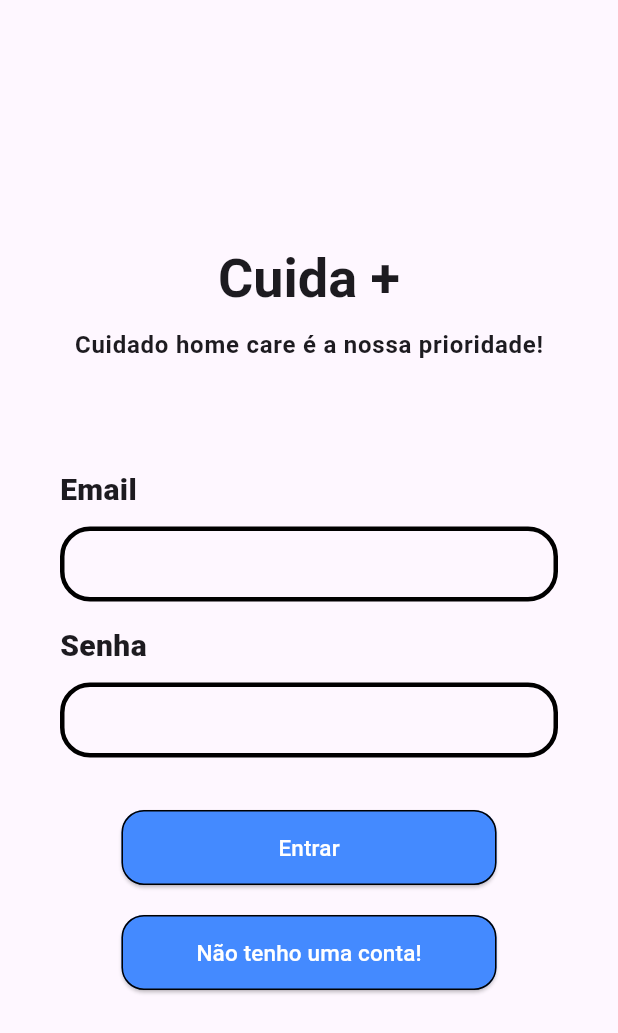
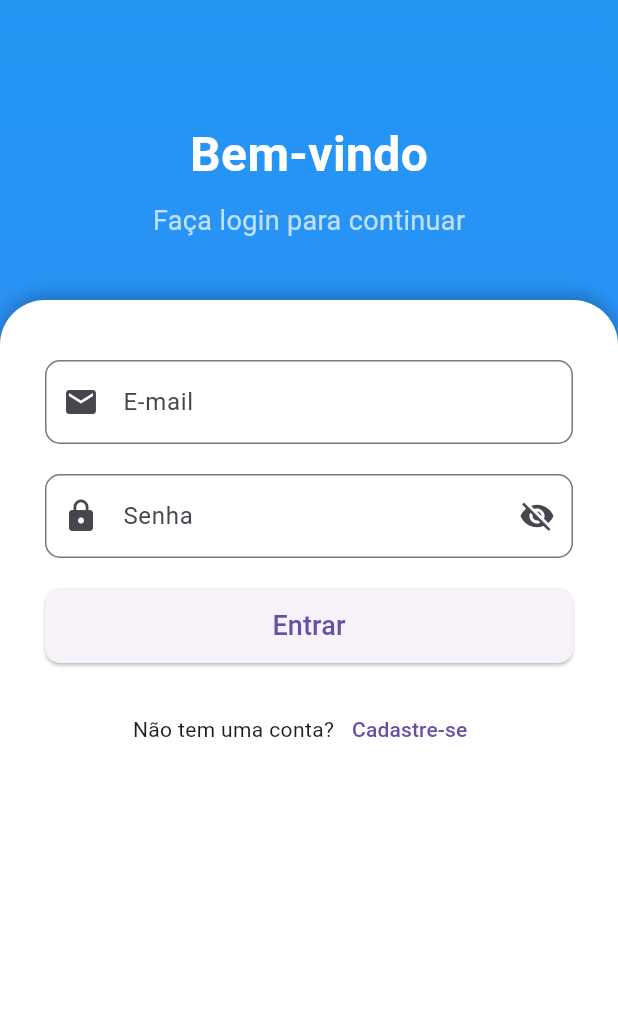
Before and after one commit to gianlucampos/cuida_mais_app, a Flutter app: the screen it shows after launch, on a phone screen of 412 x 824 dp. Shown: the top 1033 px of the screen. Run offline on Flutter 3.47's test engine with Material 3 defaults, Android fonts, the phone set to English and light mode, and no system bars.

Commit message:
Melhorando interface de login

```diff
--- a/lib/component/elevated_button_component.dart
+++ b/lib/component/elevated_button_component.dart
@@ -1,4 +1,3 @@
-import 'package:cuida_mais_app/core/app_colors.dart';
 import 'package:flutter/material.dart';
 
 Center elevatedButton(
--- a/lib/main.dart
+++ b/lib/main.dart
@@ -1,5 +1,5 @@
+import 'package:cuida_mais_app/pages/login/login_screen.dart';
 import 'package:flutter/material.dart';
-import 'package:cuida_mais_app/pages/login/login_page.dart';
 
 void main() {
   runApp(const MainApp());
@@ -10,9 +10,7 @@ class MainApp extends StatelessWidget {
 
   @override
   Widget build(BuildContext context) {
-    return MaterialApp(
-      debugShowCheckedModeBanner: false,
-      home: LoginPage()
-    );
+    return const MaterialApp(
+        debugShowCheckedModeBanner: false, home: LoginPage());
   }
 }
--- a/lib/pages/login/address_form_page.dart
+++ b/lib/pages/login/address_form_page.dart
@@ -1,6 +1,6 @@
 import 'package:cuida_mais_app/component/app_bar_component.dart';
 import 'package:cuida_mais_app/component/elevated_button_component.dart';
-import 'package:cuida_mais_app/pages/login/login_page.dart';
+import 'package:cuida_mais_app/pages/login/login_screen.dart';
 import 'package:flutter/material.dart';
 
 //TODO usar api de CEP dos correios pra já preencher automaticamente
@@ -126,7 +126,7 @@ class AddressFormPageState extends State<AddressFormPage> {
         const SnackBar(content: Text('Cadastro salvo com sucesso!')),
       );
       Navigator.push(
-          context, MaterialPageRoute(builder: (context) => LoginPage()));
+          context, MaterialPageRoute(builder: (context) => const LoginPage()));
     }
   }
 
--- a/lib/pages/login/login_page.dart
+++ /dev/null
@@ -1,66 +0,0 @@
-import 'package:cuida_mais_app/component/elevated_button_component.dart';
-import 'package:cuida_mais_app/component/input_text_component.dart';
-import 'package:cuida_mais_app/pages/home/home_page.dart';
-import 'package:cuida_mais_app/pages/login/account_form_page.dart';
-import 'package:flutter/material.dart';
-
-class LoginPage extends StatelessWidget {
-  LoginPage({super.key});
-
-  final _formKey = GlobalKey<FormState>();
-
-  @override
-  Widget build(BuildContext context) {
-    return Scaffold(
-      body: Padding(
-        padding: const EdgeInsets.symmetric(horizontal: 20, vertical: 40),
-        child: Column(
-          mainAxisAlignment: MainAxisAlignment.center,
-          children: [
-            Center(
-              child: Text(
-                'Cuida +',
-                style: Theme.of(context)
-                    .textTheme
-                    .displaySmall!
-                    .merge(const TextStyle(fontWeight: FontWeight.bold)),
-              ),
-            ),
-            const Divider(color: Colors.transparent, height: 10),
-            Center(
-              child: Text(
-                'Cuidado home care é a nossa prioridade!',
-                style: Theme.of(context)
-                    .textTheme
-                    .bodyLarge!
-                    .merge(const TextStyle(fontWeight: FontWeight.bold)),
-              ),
-            ),
-            const Divider(color: Colors.transparent, height: 50),
-            Padding(
-              padding: const EdgeInsets.symmetric(horizontal: 20, vertical: 20),
-              child: Form(
-                key: _formKey,
-                child: Column(
-                  children: [
-                    inputText(label: 'Email'),
-                    inputText(label: 'Senha'),
-                  ],
-                ),
-              ),
-            ),
-            elevatedButton(
-                label: 'Entrar',
-                onPressedAction: () => Navigator.push(context,
-                    MaterialPageRoute(builder: (context) => const HomePage()))),
-            const SizedBox(height: 20),
-            elevatedButton(
-                label: 'Não tenho uma conta!',
-                onPressedAction: () => Navigator.push(context,
-                    MaterialPageRoute(builder: (context) => const AccountFormPage()))),
-          ],
-        ),
-      ),
-    );
-  }
-}
--- /dev/null
+++ b/lib/pages/login/login_screen.dart
@@ -0,0 +1,172 @@
+import 'package:cuida_mais_app/pages/home/home_page.dart';
+import 'package:cuida_mais_app/pages/login/account_form_page.dart';
+import 'package:flutter/material.dart';
+
+class LoginPage extends StatefulWidget {
+  const LoginPage({super.key});
+
+  @override
+  LoginPageState createState() => LoginPageState();
+}
+
+class LoginPageState extends State<LoginPage> {
+  final _emailController = TextEditingController();
+  final _passwordController = TextEditingController();
+  final _formKey = GlobalKey<FormState>();
+  bool _isPasswordVisible = false;
+
+  @override
+  Widget build(BuildContext context) {
+    return Scaffold(
+      body: Container(
+        width: double.infinity,
+        decoration: const BoxDecoration(
+          gradient: LinearGradient(
+            colors: [Colors.blue, Colors.blueAccent],
+            begin: Alignment.topCenter,
+            end: Alignment.bottomCenter,
+          ),
+        ),
+        child: Column(
+          children: [
+            const SizedBox(height: 80),
+            const Text(
+              'Bem-vindo',
+              style: TextStyle(
+                color: Colors.white,
+                fontSize: 32,
+                fontWeight: FontWeight.bold,
+              ),
+            ),
+            const SizedBox(height: 8),
+            const Text(
+              'Faça login para continuar',
+              style: TextStyle(
+                color: Colors.white70,
+                fontSize: 18,
+              ),
+            ),
+            const SizedBox(height: 40),
+            Expanded(
+              child: Container(
+                padding: const EdgeInsets.symmetric(horizontal: 30, vertical: 20),
+                decoration: const BoxDecoration(
+                  color: Colors.white,
+                  borderRadius: BorderRadius.vertical(top: Radius.circular(30)),
+                  boxShadow: [
+                    BoxShadow(
+                      color: Colors.black26,
+                      blurRadius: 10,
+                      offset: Offset(0, -3),
+                    ),
+                  ],
+                ),
+                child: Form(
+                  key: _formKey,
+                  child: Column(
+                    children: [
+                      const SizedBox(height: 20),
+                      TextFormField(
+                        controller: _emailController,
+                        decoration: InputDecoration(
+                          labelText: 'E-mail',
+                          prefixIcon: const Icon(Icons.email),
+                          border: OutlineInputBorder(
+                            borderRadius: BorderRadius.circular(10),
+                          ),
+                        ),
+                        keyboardType: TextInputType.emailAddress,
+                        validator: (value) {
+                          if (value == null || value.isEmpty) {
+                            return 'Por favor, insira o e-mail.';
+                          } else if (!RegExp(r'^[^@]+@[^@]+\.[^@]+')
+                              .hasMatch(value)) {
+                            return 'Insira um e-mail válido.';
+                          }
+                          return null;
+                        },
+                      ),
+                      const SizedBox(height: 20),
+                      TextFormField(
+                        controller: _passwordController,
+                        obscureText: !_isPasswordVisible,
+                        decoration: InputDecoration(
+                          labelText: 'Senha',
+                          prefixIcon: const Icon(Icons.lock),
+                          suffixIcon: IconButton(
+                            icon: Icon(_isPasswordVisible
+                                ? Icons.visibility
+                                : Icons.visibility_off),
+                            onPressed: () {
+                              setState(() {
+                                _isPasswordVisible = !_isPasswordVisible;
+                              });
+                            },
+                          ),
+                          border: OutlineInputBorder(
+                            borderRadius: BorderRadius.circular(10),
+                          ),
+                        ),
+                        validator: (value) {
+                          if (value == null || value.isEmpty) {
+                            return 'Por favor, insira a senha.';
+                          } else if (value.length < 6) {
+                            return 'A senha deve ter pelo menos 6 caracteres.';
+                          }
+                          return null;
+                        },
+                      ),
+                      const SizedBox(height: 20),
+                      ElevatedButton(
+                        style: ElevatedButton.styleFrom(
+                          minimumSize: const Size(double.infinity, 50),
+                          shape: RoundedRectangleBorder(
+                            borderRadius: BorderRadius.circular(10),
+                          ),
+                        ),
+                        onPressed: () {
+                          if (_formKey.currentState!.validate()) {
+                            ScaffoldMessenger.of(context).showSnackBar(
+                              const SnackBar(content: Text('Login realizado com sucesso!')),
+                            );
+                            Navigator.push(context,
+                                MaterialPageRoute(builder: (context) => const HomePage()));
+                          }
+                        },
+                        child: const Text(
+                          'Entrar',
+                          style: TextStyle(fontSize: 18),
+                        ),
+                      ),
+                      const SizedBox(height: 20),
+                      Row(
+                        mainAxisAlignment: MainAxisAlignment.center,
+                        children: [
+                          const Text('Não tem uma conta?'),
+                          TextButton(
+                            onPressed: () {
+                              Navigator.push(context,
+                                  MaterialPageRoute(builder: (context) => const AccountFormPage()));
+                            },
+                            child: const Text('Cadastre-se'),
+                          ),
+                        ],
+                      ),
+                    ],
+                  ),
+                ),
+              ),
+            ),
+          ],
+        ),
+      ),
+    );
+  }
+
+  @override
+  void dispose() {
+    _emailController.dispose();
+    _passwordController.dispose();
+    super.dispose();
+  }
+}
```
